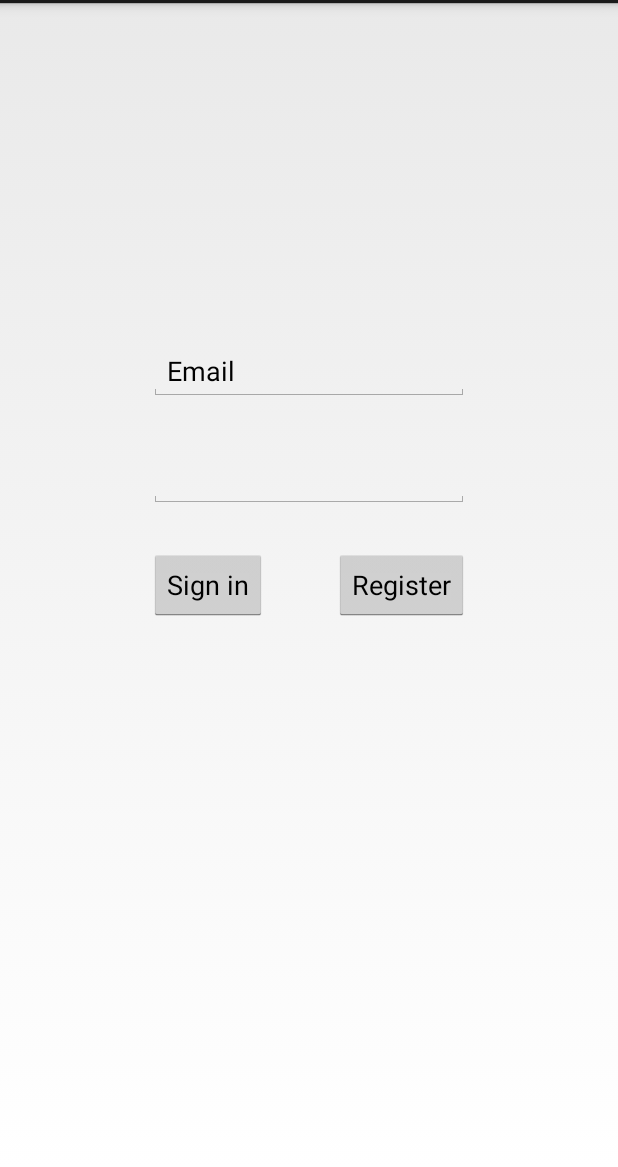
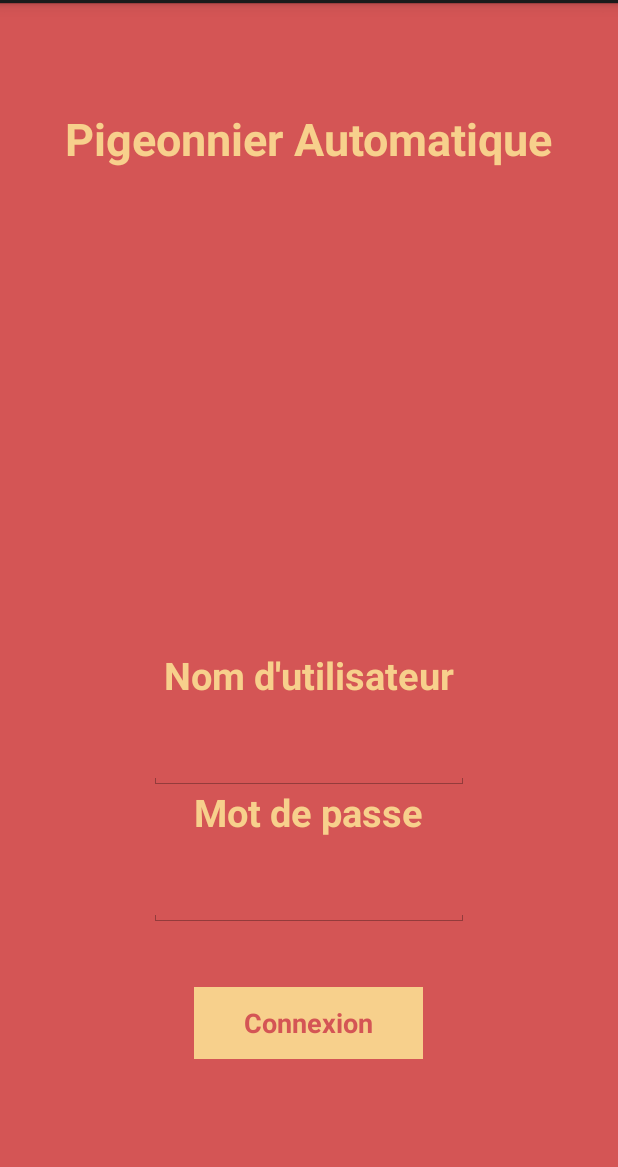
Before and after one commit to GOussama/Auto-Pigeonnier, an Android app: the screen it shows after launch (AuthActivity), on a phone screen of 412 x 824 dp, the part 69-1236 px from its top. Run offline under Robolectric (Android 15) with nearby library versions, the phone set to English and light mode, and no system bars; libraries missing offline, so code that uses them is left out: com.microsoft.windowsazure; 2 statements that could not run were skipped.

Commit message:
Setting UI Design

```diff
--- a/app/src/main/java/com/autopigeonnier/dashboard/NavigationDrawerFragment.java
+++ b/app/src/main/java/com/autopigeonnier/dashboard/NavigationDrawerFragment.java
@@ -106,6 +106,7 @@ public class NavigationDrawerFragment extends Fragment {
                         getString(R.string.title_section1),
                         getString(R.string.title_section2),
                         getString(R.string.title_section3),
+                        "Porte"
                 }));
         mDrawerListView.setItemChecked(mCurrentSelectedPosition, true);
         return mDrawerListView;
@@ -158,7 +159,6 @@ public class NavigationDrawerFragment extends Fragment {
                 if (!isAdded()) {
                     return;
                 }
-
                 if (!mUserLearnedDrawer) {
                     // The user manually opened the drawer; store this flag to prevent auto-showing
                     // the navigation drawer automatically in the future.
--- a/app/src/main/res/layout/activity_auth.xml
+++ b/app/src/main/res/layout/activity_auth.xml
@@ -5,22 +5,28 @@
     android:paddingRight="@dimen/activity_horizontal_margin"
     android:paddingTop="@dimen/activity_vertical_margin"
     android:paddingBottom="@dimen/activity_vertical_margin"
+    android:background="@color/red"
     tools:context="com.autopigeonnier.auth.AuthActivity">
 
     <Button
         android:layout_width="wrap_content"
         android:layout_height="wrap_content"
-        android:text="Sign in"
+        android:text="Connexion"
         android:id="@+id/signin"
-        android:layout_centerVertical="true"
-        android:layout_alignLeft="@+id/password"
-        android:layout_alignStart="@+id/password" />
+        android:background="@color/yellow"
+        android:textColor="@color/red"
+        android:textStyle="bold"
+        android:layout_marginBottom="56dp"
+        android:layout_alignParentBottom="true"
+        android:layout_alignLeft="@+id/textView3"
+        android:layout_alignStart="@+id/textView3"
+        android:layout_alignRight="@+id/textView3"
+        android:layout_alignEnd="@+id/textView3" />
 
     <EditText
         android:layout_width="wrap_content"
         android:layout_height="wrap_content"
         android:inputType="textPersonName"
-        android:text="Email"
         android:ems="10"
         android:id="@+id/email"
         android:layout_above="@+id/password"
@@ -36,7 +42,8 @@
         android:layout_above="@+id/signin"
         android:layout_alignLeft="@+id/email"
         android:layout_alignStart="@+id/email"
-        android:layout_marginBottom="27dp" />
+        android:layout_marginBottom="40dp"
+        android:layout_marginTop="20dp" />
 
 
     <Button
@@ -44,8 +51,48 @@
         android:layout_height="wrap_content"
         android:text="Register"
         android:id="@+id/register"
-        android:layout_alignBottom="@+id/signin"
-        android:layout_alignRight="@+id/password"
-        android:layout_alignEnd="@+id/password" />
+        android:visibility="gone"
+        android:layout_alignParentBottom="true"
+        android:layout_toLeftOf="@+id/textView3"
+        android:layout_toStartOf="@+id/textView3" />
+
+    <TextView
+        android:layout_width="wrap_content"
+        android:layout_height="wrap_content"
+        android:text="Pigeonnier Automatique"
+        android:textColor="@color/yellow"
+        android:id="@+id/textView"
+        android:layout_marginTop="54dp"
+        android:layout_alignParentTop="true"
+        android:layout_centerHorizontal="true"
+        android:textStyle="bold"
+        android:textSize="30dp" />
+
+    <TextView
+        android:layout_width="wrap_content"
+        android:layout_height="wrap_content"
+        android:textAppearance="?android:attr/textAppearanceLarge"
+        android:text="Nom d&apos;utilisateur"
+        android:textColor="@color/yellow"
+        android:id="@+id/textView2"
+        android:layout_centerHorizontal="true"
+        android:textStyle="bold"
+        android:textSize="25dp"
+        android:layout_marginTop="20dp"
+        android:layout_above="@+id/email"
+        android:layout_margin="20dp" />
+
+    <TextView
+        android:layout_width="wrap_content"
+        android:layout_height="wrap_content"
+        android:textAppearance="?android:attr/textAppearanceLarge"
+        android:text="Mot de passe"
+        android:textColor="@color/yellow"
+        android:id="@+id/textView3"
+        android:layout_above="@+id/password"
+        android:layout_marginTop="30dp"
+        android:layout_centerHorizontal="true"
+        android:textSize="25dp"
+        android:textStyle="bold" />
 
 </RelativeLayout>
--- a/app/src/main/res/layout/row_list_to_do.xml
+++ b/app/src/main/res/layout/row_list_to_do.xml
@@ -8,6 +8,8 @@
         android:id="@+id/checkToDoItem"
         android:layout_width="wrap_content"
         android:layout_height="wrap_content"
-        android:text="@string/checkbox_text" />
+        android:text="@string/checkbox_text"
+        android:checked="false" />
+
 
 </LinearLayout>
--- /dev/null
+++ b/app/src/main/res/values/color.xml
@@ -0,0 +1,5 @@
+<?xml version="1.0" encoding="utf-8"?>
+<resources>
+    <color name="red">#d45555</color>
+    <color name="yellow">#F7D08C</color>
+</resources>
```
Also changed, not shown: app/src/main/AndroidManifest.xml (+8 -2 lines), app/src/main/java/com/autopigeonnier/auth/AuthActivity.java (+5 -5 lines), app/src/main/java/com/autopigeonnier/dashboard/MainActivity.java (+7 -1 lines), app/src/main/java/com/autopigeonnier/note/NoteActivity.java (+17 -19 lines), app/src/main/java/com/autopigeonnier/note/NoteAdapter.java (+22 -4 lines), app/src/main/java/com/autopigeonnier/note/ShowNoteActivity.java (added, +139 -0 lines), app/src/main/java/com/autopigeonnier/temperature/TempActivity.java (added, +147 -0 lines), app/src/main/res/layout/activity_show_note.xml (added, +101 -0 lines), app/src/main/res/layout/activity_temperature.xml (added, +158 -0 lines), app/src/main/res/layout/row_list_note.xml (added, +20 -0 lines).
